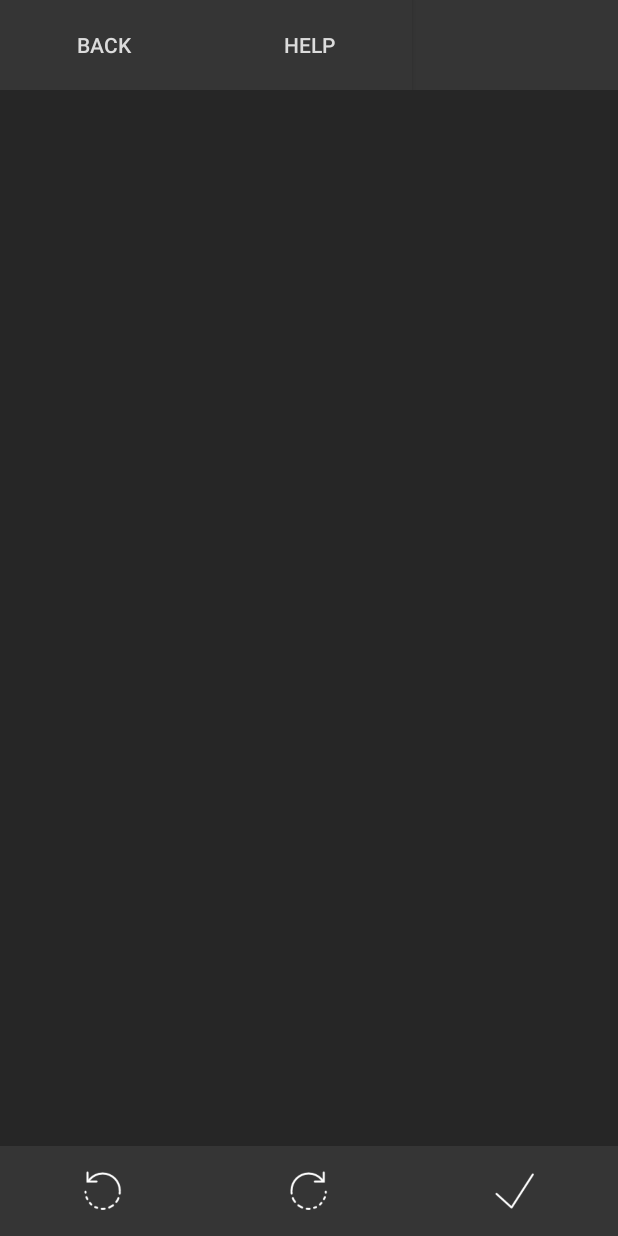
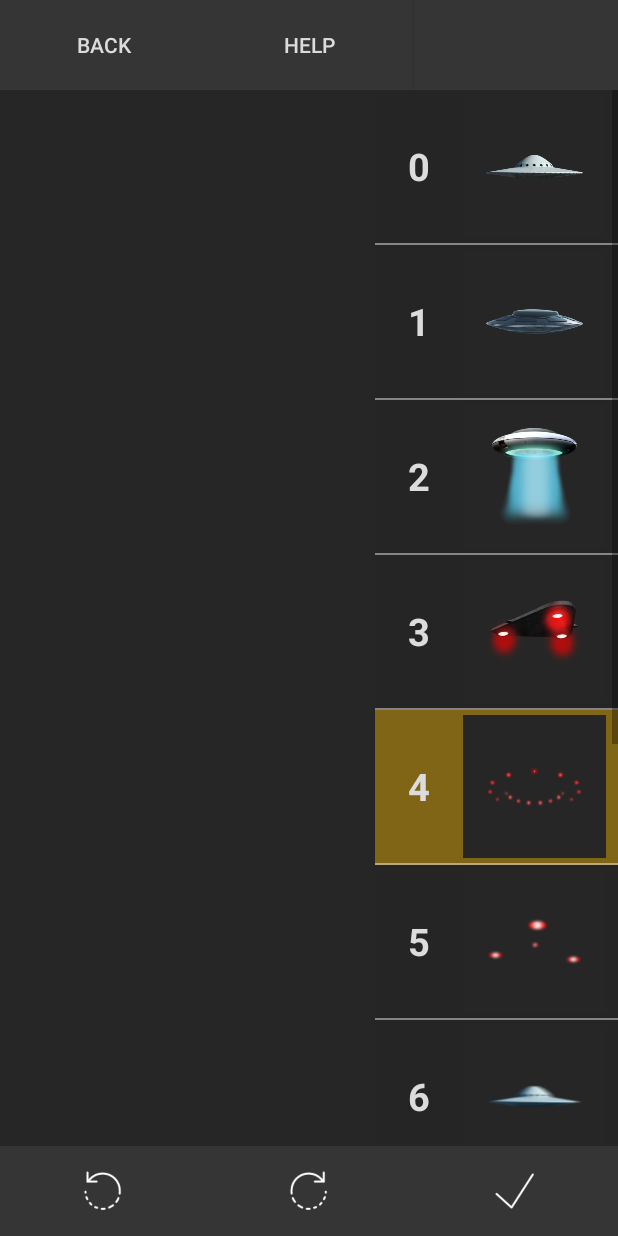
Before and after one commit to dmuca/UFO-In-Photo, an Android app: the EditImageActivity screen opened directly, with no data from a screen before it, on a phone screen of 412 x 824 dp. Run offline under Robolectric (Android 15) with nearby library versions, the phone set to English and light mode, and no system bars.

Commit message:
Added a elements list (RecyclerView) (yet it shows sample UFO elements in list and enable to select one of it)

```diff
--- a/app/src/main/java/com/kaizen/hoymm/ufoinphoto/EditImageActivity/ChooseUFOActivity/ChooseUFOActivity.java
+++ b/app/src/main/java/com/kaizen/hoymm/ufoinphoto/EditImageActivity/ChooseUFOActivity/ChooseUFOActivity.java
@@ -23,7 +23,6 @@ public class ChooseUFOActivity extends AppCompatActivity implements ChangeMainIm
         setContentView(R.layout.activity_choose_ufo);
         initUFOMainImageAndSetListener();
         initAndSetAdapterForChoosingUFOImg();
-
     }
 
     private void initAndSetAdapterForChoosingUFOImg() {
--- a/app/src/main/java/com/kaizen/hoymm/ufoinphoto/EditImageActivity/ChooseUFOActivity/ChooseUFOFooterAdapter.java
+++ b/app/src/main/java/com/kaizen/hoymm/ufoinphoto/EditImageActivity/ChooseUFOActivity/ChooseUFOFooterAdapter.java
@@ -79,4 +79,6 @@ class ChooseUFOFooterAdapter extends RecyclerView.Adapter<ChooseUFOFooterAdapter
     public int getItemCount() {
         return miniShipIcons.length;
     }
+
+
 }
--- a/app/src/main/java/com/kaizen/hoymm/ufoinphoto/EditImageActivity/EditImageActivity.java
+++ b/app/src/main/java/com/kaizen/hoymm/ufoinphoto/EditImageActivity/EditImageActivity.java
@@ -8,18 +8,22 @@ import android.support.v4.app.FragmentTransaction;
 import android.support.v7.app.ActionBar;
 import android.support.v7.app.AppCompatActivity;
 import android.os.Bundle;
+import android.support.v7.widget.LinearLayoutManager;
+import android.support.v7.widget.RecyclerView;
 import android.util.Log;
 import android.view.View;
 import android.view.ViewGroup;
 import android.widget.FrameLayout;
 import android.widget.ImageView;
 import android.widget.RelativeLayout;
+import android.widget.Toast;
 
 import com.kaizen.hoymm.ufoinphoto.R;
 
 import java.util.ArrayList;
 
 public class EditImageActivity extends AppCompatActivity implements EditImageCommunication {
+
     public static final String URI_OF_PICKED_IMAGE_KEY =
             "com.kaizen.hoymm.ufoinphoto.EditImageActivity.URI_OF_PICKED_IMAGE_KEY";
     public static final String BITMAP_OF_PHOTO_CAPTURED =
@@ -30,7 +34,10 @@ public class EditImageActivity extends AppCompatActivity implements EditImageCom
     private FooterAddPhotoFragment footerManagementFragment;
     private FooterRotateFragment footerRotateFragment;
 
+
     private ArrayList<ImageView> myUFOObjects;
+    private ElementsListViewAdapter elementsRecyclerViewAdapter;
+    private RecyclerView recyclerElementsListView;
     private int indexOfSelectedUFO = -1;
 
 
@@ -46,6 +53,7 @@ public class EditImageActivity extends AppCompatActivity implements EditImageCom
         showFooterRotateFragmentAndHideOthers();
         initHeaderButtons();
         initFooterFrame();
+        initAndSetAdapterForElementsListPanel();
     }
 
     private void hideStatusBar() {
@@ -93,6 +101,18 @@ public class EditImageActivity extends AppCompatActivity implements EditImageCom
 
     private void initFooterFrame() {
         footerFrameLayout = (FrameLayout) findViewById(R.id.footerFrameId);
+    }
+
+    private void initAndSetAdapterForElementsListPanel() {
+        recyclerElementsListView = (RecyclerView) findViewById(R.id.elements_list_recycler_view_id);
+        recyclerElementsListView.setHasFixedSize(false);
+
+        RecyclerView.LayoutManager layoutManager = new LinearLayoutManager(this, LinearLayoutManager.VERTICAL, false);
+        recyclerElementsListView.setLayoutManager(layoutManager);
+
+        elementsRecyclerViewAdapter = new ElementsListViewAdapter(this);
+        recyclerElementsListView.setAdapter(elementsRecyclerViewAdapter);
+
     }
 
     public void setImageUsingUri(Uri imageUri) {
@@ -165,7 +185,6 @@ public class EditImageActivity extends AppCompatActivity implements EditImageCom
 
     private void selectNewUfoObj(int index){
         indexOfSelectedUFO = index;
-        Log.i("Index", "set to " + indexOfSelectedUFO);
     }
 
     @Override
@@ -196,4 +215,14 @@ public class EditImageActivity extends AppCompatActivity implements EditImageCom
         editImageFrameRL.setDrawingCacheEnabled(false);
         return bitmap;
     }
+
+    @Override
+    public void selectImageAndCloseThisWindow(int imgIndex) {
+        Toast.makeText(this, "Select an img of ID: " + imgIndex, Toast.LENGTH_SHORT).show();
+    }
+
+    @Override
+    public void notifyElemenetsListDataChanged() {
+        elementsRecyclerViewAdapter.notifyDataSetChanged();
+    }
 }
--- a/app/src/main/java/com/kaizen/hoymm/ufoinphoto/EditImageActivity/EditImageCommunication.java
+++ b/app/src/main/java/com/kaizen/hoymm/ufoinphoto/EditImageActivity/EditImageCommunication.java
@@ -21,4 +21,7 @@ interface EditImageCommunication {
     void showManagementFooterFragmentAndHideRotate();
 
     Bitmap getEditedImage();
+    void selectImageAndCloseThisWindow(int imgIndex);
+
+    void notifyElemenetsListDataChanged();
 }
--- /dev/null
+++ b/app/src/main/java/com/kaizen/hoymm/ufoinphoto/EditImageActivity/ElementsListViewAdapter.java
@@ -0,0 +1,86 @@
+package com.kaizen.hoymm.ufoinphoto.EditImageActivity;
+
+import android.support.constraint.ConstraintLayout;
+import android.support.v7.widget.RecyclerView;
+import android.util.Log;
+import android.view.LayoutInflater;
+import android.view.ViewGroup;
+import android.widget.ImageView;
+import android.widget.TextView;
+
+import com.kaizen.hoymm.ufoinphoto.R;
+
+import java.util.Arrays;
+import java.util.List;
+
+/**
+ * Created by Damian Muca (Kaizen) on 06.12.17.
+ */
+
+class ElementsListViewAdapter extends RecyclerView.Adapter <ElementsListViewAdapter.ViewHolder> {
+    private int selectedIndex = 4;
+    private List<Integer> imagesList =
+            //new ArrayList<>();
+            Arrays.asList(R.drawable.img1
+                    , R.drawable.img2
+                    , R.drawable.img3
+                    , R.drawable.img4
+                    , R.drawable.img5
+                    , R.drawable.img6
+                    , R.drawable.img7
+                    , R.drawable.img8
+                    , R.drawable.img9
+                    , R.drawable.img1
+                    , R.drawable.img2
+            );
+    private EditImageCommunication editImageCommunication;
+
+    ElementsListViewAdapter(EditImageCommunication editImageCommunication) {
+        this.editImageCommunication = editImageCommunication;
+    }
+
+    static class ViewHolder extends RecyclerView.ViewHolder{
+        private ConstraintLayout constraintLayout;
+        private ImageView imageOfUFO;
+        private TextView idNumbText;
+        ViewHolder(ConstraintLayout constraintLayout){
+            super(constraintLayout);
+            this.constraintLayout = constraintLayout;
+            imageOfUFO = constraintLayout.findViewById(R.id.item_elements_list_iv_id);
+            idNumbText = constraintLayout.findViewById(R.id.element_text_id);
+        }
+    }
+
+    @Override
+    public ViewHolder onCreateViewHolder(ViewGroup parent, int viewType) {
+        ConstraintLayout constraintLayout = (ConstraintLayout) LayoutInflater.from(parent.getContext())
+                .inflate(R.layout.list_elements_by_images, parent, false);
+        return new ElementsListViewAdapter.ViewHolder(constraintLayout);
+    }
+
+    @Override
+    public void onBindViewHolder(ViewHolder holder, int position) {
+        holder.constraintLayout.setSelected(position == selectedIndex);
+        holder.imageOfUFO.setImageResource(imagesList.get(position));
+        holder.idNumbText.setText(String.valueOf(position));
+
+        holder.constraintLayout.setOnClickListener(v -> {
+            selectedIndex = position;
+            this.notifyDataSetChanged();
+            editImageCommunication.selectImageAndCloseThisWindow(position);
+        });
+    }
+
+    @Override
+    public int getItemCount() {
+        return imagesList.size();
+    }
+
+    void removeItem(int index){
+        imagesList.remove(index);
+    }
+
+    void addItem(int index){
+        imagesList.add(index);
+    }
+}
--- a/app/src/main/java/com/kaizen/hoymm/ufoinphoto/EditImageActivity/FooterAddPhotoFragment.java
+++ b/app/src/main/java/com/kaizen/hoymm/ufoinphoto/EditImageActivity/FooterAddPhotoFragment.java
@@ -88,7 +88,10 @@ public class FooterAddPhotoFragment extends Fragment{
     }
 
     private void setBehaviorElementsButton() {
-        elementsButton.setOnClickListener(v -> Toast.makeText(getContext(), "Elements button", Toast.LENGTH_SHORT).show());
+        elementsButton.setOnClickListener(v -> {
+            Toast.makeText(getContext(), "Elements button", Toast.LENGTH_SHORT).show();
+            editImageCommunication.notifyElemenetsListDataChanged();
+        });
     }
 
     @Override
--- /dev/null
+++ b/app/src/main/res/drawable/list_element_background_selector.xml
@@ -0,0 +1,16 @@
+<?xml version="1.0" encoding="utf-8"?>
+<selector xmlns:android="http://schemas.android.com/apk/res/android">
+    <item
+        android:state_enabled="true"
+        android:state_pressed="true"
+        android:drawable="@color/elementsListBackgroundPressed"
+        />
+    <item
+        android:state_enabled="true"
+        android:state_selected="true"
+        android:drawable="@color/elementsListBackgroundSelected"
+        />
+    <item
+        android:drawable="@color/elementsListBackground"
+        />
+</selector>
--- a/app/src/main/res/layout/activity_edit_image.xml
+++ b/app/src/main/res/layout/activity_edit_image.xml
@@ -49,8 +49,26 @@
             android:id="@+id/imageToEditId"
             android:adjustViewBounds="true"
             android:scaleType="center"
+            android:contentDescription="@string/currently_editing_image"
             />
     </RelativeLayout>
+
+    <LinearLayout
+        android:layout_width="wrap_content"
+        android:layout_height="0dp"
+        android:orientation="vertical"
+        android:gravity="bottom"
+        app:layout_constraintBottom_toTopOf="@+id/footerFrameId"
+        app:layout_constraintRight_toRightOf="parent"
+        app:layout_constraintTop_toTopOf="@+id/editImageFrameId">
+        <android.support.v7.widget.RecyclerView
+            android:id="@+id/elements_list_recycler_view_id"
+            android:layout_width="wrap_content"
+            android:layout_height="wrap_content"
+            android:scrollbars="vertical" />
+    </LinearLayout>
+
+
     <FrameLayout
         android:id="@+id/footerFrameId"
         android:layout_width="0dp"
--- /dev/null
+++ b/app/src/main/res/layout/list_elements_by_images.xml
@@ -0,0 +1,55 @@
+<?xml version="1.0" encoding="utf-8"?>
+<android.support.constraint.ConstraintLayout
+    xmlns:android="http://schemas.android.com/apk/res/android"
+    xmlns:app="http://schemas.android.com/apk/res-auto"
+    android:layout_width="wrap_content"
+    android:layout_height="wrap_content"
+    android:orientation="horizontal"
+    android:background="@drawable/list_element_background_selector"
+    android:clickable="true"
+    >
+    <TextView
+        android:layout_width="wrap_content"
+        android:layout_height="0dp"
+        android:text="#"
+        android:ems="2"
+        android:textSize="25sp"
+        android:textStyle="bold"
+        android:gravity="center"
+        android:textColor="@color/textColor"
+        android:id="@+id/element_text_id"
+        app:layout_constraintRight_toLeftOf="@+id/item_elements_list_iv_id"
+        app:layout_constraintBottom_toTopOf="@+id/separateLine"
+        android:layout_marginBottom="0dp"
+        app:layout_constraintTop_toTopOf="parent"
+        app:layout_constraintVertical_bias="0.0"
+        android:layout_marginRight="0dp" />
+
+    <ImageView
+        android:layout_width="95dp"
+        android:layout_height="95dp"
+        android:scaleType="fitCenter"
+        android:background="@color/appThemeColor"
+        android:id="@+id/item_elements_list_iv_id"
+        android:contentDescription="@string/ufo_icon_to_choose"
+        android:padding="15dp"
+        app:layout_constraintRight_toRightOf="parent"
+        app:layout_constraintBottom_toBottomOf="@+id/element_text_id"
+        android:layout_marginRight="8dp"
+        android:layout_marginEnd="8dp"
+        android:layout_marginBottom="3dp"
+        android:layout_marginTop="3dp"
+        app:layout_constraintTop_toTopOf="parent" />
+    <View
+        android:id="@+id/separateLine"
+        android:layout_width="0dp"
+        android:layout_height="1dp"
+        android:background="@color/elementsListSeparateLineColor"
+        app:layout_constraintBottom_toBottomOf="parent"
+        app:layout_constraintRight_toRightOf="parent"
+        app:layout_constraintLeft_toLeftOf="parent"
+        android:layout_marginBottom="0dp"
+        android:layout_marginTop="0dp"
+        android:layout_marginRight="0dp"
+        app:layout_constraintVertical_bias="0.444" />
+</android.support.constraint.ConstraintLayout>
--- a/app/src/main/res/values/colors.xml
+++ b/app/src/main/res/values/colors.xml
@@ -8,6 +8,11 @@
     <color name="textColor">#dcdcdc</color>
     <color name="appThemeColor">#262626</color>
 
+    <color name="elementsListBackground">#e1262626</color>
+    <color name="elementsListBackgroundPressed">#606e6e6e</color>
+    <color name="elementsListBackgroundSelected">#6affbf00</color>
+    <color name="elementsListSeparateLineColor">#70ffffff</color>
+
     <color name="buttonNormalColor">#353535</color>
     <color name="buttonClickedColor">#212121</color>
 </resources>
--- a/app/src/main/res/values/strings.xml
+++ b/app/src/main/res/values/strings.xml
@@ -21,4 +21,5 @@
     <string name="error_access_file">Error when trying access file.</string>
     <string name="saved_in_album">Saved In Album</string>
     <string name="img_not_selected">Image not selected.</string>
+    <string name="currently_editing_image">Currently editing image</string>
 </resources>
```
